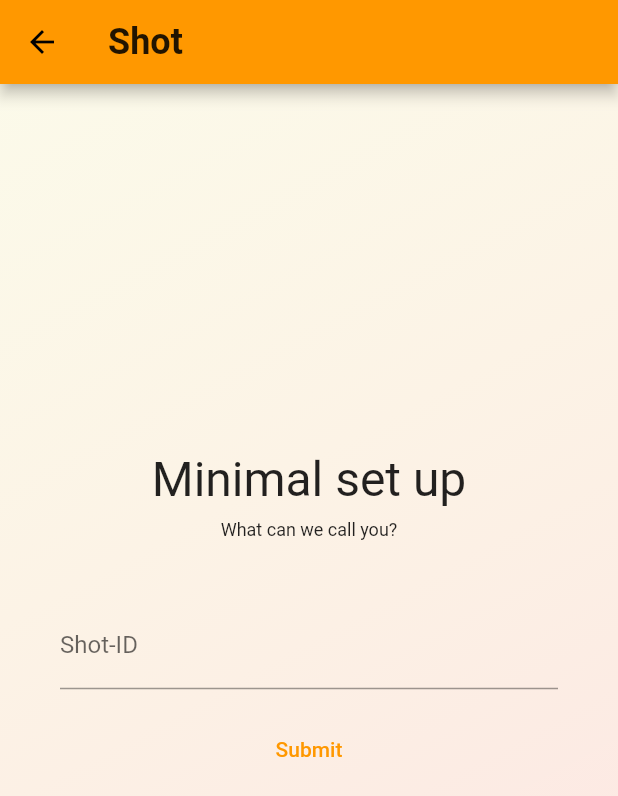
After one commit to satius/shot-client, a Flutter app: the SetUpPage screen opened by its route, on a phone screen of 412 x 824 dp. The commit adds this screen. Shown: the top 796 px of the screen. Run offline on Flutter 3.47's test engine with Material 2 defaults, Android fonts, the light colour scheme and no system bars; our stand-ins replace cloud_firestore, firebase_auth, flutter_hooks, freezed_annotation, hooks_riverpod, url_strategy; missing offline and left inert: kotlin_flavor; accounts and stored records are empty.

Commit message:
Implement Set-up page

```diff
--- a/lib/models/repositories/auth_repository.dart
+++ b/lib/models/repositories/auth_repository.dart
@@ -12,4 +12,6 @@ abstract class AuthRepository {
   });
 
   Future<Result<void>> signOut();
+
+  String? getCurrentUserAuthUid();
 }
--- a/lib/models/repositories/auth_repository_impl.dart
+++ b/lib/models/repositories/auth_repository_impl.dart
@@ -72,4 +72,9 @@ class AuthRepositoryImpl implements AuthRepository {
       return Result.failure(error: AppError(type: AppErrorType.unknown, message: "$e"));
     }
   }
+
+  @override
+  String? getCurrentUserAuthUid() {
+    return _auth.currentUser?.uid;
+  }
 }
--- /dev/null
+++ b/lib/pages/setup/set_up_page.dart
@@ -0,0 +1,115 @@
+import 'package:flutter/material.dart';
+import 'package:flutter_hooks/flutter_hooks.dart';
+import 'package:hooks_riverpod/hooks_riverpod.dart';
+import 'package:shot_client/providers/pages/set_up_page_provider.dart';
+import 'package:shot_client/route.dart';
+import 'package:shot_client/widgets/shot_page_container_decoration.dart';
+import 'package:shot_client/widgets/space_box.dart';
+
+class SetUpPage extends HookWidget {
+  @override
+  Widget build(BuildContext context) {
+    final isLoading = useProvider(setUpPageProvider).isLoading;
+    final form = useProvider(setUpPageProvider).formState;
+    final shotIdFocusNode = useProvider(setUpPageProvider).shotIdFocusNode;
+
+    final startSendShotId = () async {
+      form.currentState!.save();
+      context.read(setUpPageProvider.notifier).loadingStart();
+
+      final currentUserAuthUid = context.read(setUpPageProvider.notifier).getCurrentUserAuthId();
+      if (currentUserAuthUid == null) {
+        Navigator.restorablePopAndPushNamed(context, RouteGenerator.signInPage);
+        ScaffoldMessenger.of(context)
+            .showSnackBar(SnackBar(content: Text("Sorry, the session is expired. Sign in and try again.")));
+      } else {
+        final createShotUserResult =
+            await context.read(setUpPageProvider.notifier).createShotUser(authUid: currentUserAuthUid);
+        createShotUserResult.when(
+          success: (createdShotUser) {
+            // TODO: Navigate to user(one-person) page
+            // Navigator.popAndPushNamed(context, RouteGenerator.setUpPage);
+            ScaffoldMessenger.of(context).showSnackBar(SnackBar(content: Text("${createdShotUser.shotId}")));
+          },
+          failure: (e) {
+            ScaffoldMessenger.of(context).showSnackBar(SnackBar(content: Text("${e.message}")));
+          },
+        );
+      }
+      context.read(setUpPageProvider.notifier).loadingEnd();
+    };
+
+    return Scaffold(
+      appBar: AppBar(
+        centerTitle: false,
+        title: Text(
+          "Shot",
+          style: TextStyle(fontWeight: FontWeight.bold, fontSize: 24),
+        ),
+      ),
+      body: Container(
+        height: double.infinity,
+        width: double.infinity,
+        decoration: shotPageContainerDecoration,
+        child: Center(
+          child: Column(
+            mainAxisAlignment: MainAxisAlignment.center,
+            children: <Widget>[
+              Text(
+                "Minimal set up",
+                style: TextStyle(fontSize: 32),
+              ),
+              const SpaceBox.height(8),
+              Text(
+                "What can we call you?",
+                style: TextStyle(fontSize: 12),
+              ),
+              Container(
+                padding: EdgeInsets.all(40),
+                child: ConstrainedBox(
+                  constraints: BoxConstraints(
+                    maxWidth: 400.0,
+                  ),
+                  child: Form(
+                    key: form,
+                    child: Column(
+                      children: [
+                        TextFormField(
+                          enabled: !isLoading,
+                          focusNode: shotIdFocusNode,
+                          textInputAction: TextInputAction.done,
+                          decoration: InputDecoration(labelText: 'Shot-ID'),
+                          onSaved: (shotIdValue) {
+                            context.read(setUpPageProvider.notifier).saveShotId(shotIdValue);
+                          },
+                          onFieldSubmitted: (_) async => await startSendShotId(),
+                        ),
+                        const SpaceBox.height(16),
+                        TextButton(
+                          onPressed: isLoading ? null : startSendShotId,
+                          child: Text("Submit"),
+                        ),
+                        SizedBox(
+                          width: 16,
+                          height: 16,
+                          child: Column(
+                            children: [
+                              if (isLoading)
+                                Expanded(
+                                  child: CircularProgressIndicator(strokeWidth: 2),
+                                )
+                            ],
+                          ),
+                        ),
+                      ],
+                    ),
+                  ),
+                ),
+              )
+            ],
+          ),
+        ),
+      ),
+    );
+  }
+}
--- a/lib/pages/signIn/sign_in_page.dart
+++ b/lib/pages/signIn/sign_in_page.dart
@@ -23,11 +23,10 @@ class SignInPage extends HookWidget {
           final userIdResult = await context.read(signInPageProvider.notifier).fetchOnpPersonUserId(authUid: authUid);
           userIdResult.when(success: (String? shotId) {
             if (shotId != null) {
-              // TODO
+              // TODO: navigate to user(one-person) page
               ScaffoldMessenger.of(context).showSnackBar(SnackBar(content: Text(shotId)));
             } else {
-              // TODO
-              ScaffoldMessenger.of(context).showSnackBar(SnackBar(content: Text("not found")));
+              Navigator.restorablePopAndPushNamed(context, RouteGenerator.setUpPage);
             }
           }, failure: (e2) {
             ScaffoldMessenger.of(context).showSnackBar(SnackBar(content: Text("${e2.message}")));
--- a/lib/pages/signUp/sign_up_page.dart
+++ b/lib/pages/signUp/sign_up_page.dart
@@ -21,8 +21,7 @@ class SignUpPage extends HookWidget {
       final signUpResult = await context.read(signUpPageProvider.notifier).signUp();
       await signUpResult.when(
         success: (authUid) async {
-          // TODO: Navigate to setup page
-          ScaffoldMessenger.of(context).showSnackBar(SnackBar(content: Text("$authUid TODO: Navigate to setup page")));
+          Navigator.restorablePopAndPushNamed(context, RouteGenerator.setUpPage);
         },
         failure: (e) {
           ScaffoldMessenger.of(context).showSnackBar(SnackBar(content: Text("${e.message}")));
--- /dev/null
+++ b/lib/providers/pages/set_up_page_provider.dart
@@ -0,0 +1,10 @@
+import 'package:hooks_riverpod/hooks_riverpod.dart';
+import 'package:shot_client/models/controllers/setUp/set_up_page_controller.dart';
+import 'package:shot_client/models/controllers/setUp/set_up_page_state.dart';
+import 'package:shot_client/providers/ripositories/auth_ripository_provider.dart';
+import 'package:shot_client/providers/ripositories/user_ripository_provider.dart';
+
+final setUpPageProvider = StateNotifierProvider<SetUpPageController, SetUpPageState>((ref) => SetUpPageController(
+      ref.read(userRepositoryProvider),
+      ref.read(authRepositoryProvider),
+    ));
--- a/lib/route.dart
+++ b/lib/route.dart
@@ -1,5 +1,6 @@
 import 'package:flutter/cupertino.dart';
 import 'package:flutter/material.dart';
+import 'package:shot_client/pages/setup/set_up_page.dart';
 import 'package:shot_client/pages/signIn/sign_in_page.dart';
 import 'package:shot_client/pages/signUp/sign_up_page.dart';
 
@@ -7,26 +8,78 @@ class RouteGenerator {
   static const String homePage = '/';
   static const String signInPage = '/signin';
   static const String signUpPage = '/signup';
+  static const String setUpPage = '/setup';
 
   RouteGenerator._();
 
   static Route<dynamic> generateRoute(RouteSettings settings) {
     switch (settings.name) {
       case homePage:
-        return createPageRoute(settingsName: settings.name, page: classifyHomePage());
       case signInPage:
-        return createPageRoute(settingsName: settings.name, page: SignInPage());
+        final onePersonUserPageRoute = createOnePersonUserPageRoute();
+        if (onePersonUserPageRoute != null) {
+          return onePersonUserPageRoute;
+        } else {
+          return createPageRoute(settingsName: settings.name, page: SignInPage());
+        }
+
       case signUpPage:
-        return createPageRoute(settingsName: settings.name, page: SignUpPage());
+        final onePersonUserPageRoute = createOnePersonUserPageRoute();
+        if (onePersonUserPageRoute != null) {
+          return onePersonUserPageRoute;
+        } else {
+          return createPageRoute(settingsName: settings.name, page: SignUpPage());
+        }
+
+      case setUpPage:
+        if (isSetUpPageAvailable()) {
+          return createPageRoute(settingsName: settings.name, page: SetUpPage());
+        } else {
+          final onePersonUserPageRoute = createOnePersonUserPageRoute();
+          if (onePersonUserPageRoute != null) {
+            return onePersonUserPageRoute;
+          } else {
+            return createPageRoute(settingsName: homePage, page: SignInPage());
+          }
+        }
 
       default:
-        return createPageRoute(settingsName: homePage, page: classifyHomePage());
+        final defaultPageRoute = createDefaultPageRoute();
+        if (defaultPageRoute != null) {
+          return defaultPageRoute;
+        } else {
+          final onePersonUserPageRoute = createOnePersonUserPageRoute();
+          if (onePersonUserPageRoute != null) {
+            return onePersonUserPageRoute;
+          } else {
+            return createPageRoute(settingsName: settings.name, page: SignInPage());
+          }
+        }
     }
   }
 
-  static Widget classifyHomePage() {
-    // TODO: FIrebase認証状態を参照してuser(onePerson)/signinページを出し分ける
-    return SignInPage();
+  static bool isSetUpPageAvailable() {
+    // TODO: FIrebase認証状態(currentUserがいる)、かつShotIdが未登録ならtrue
+    return true;
+  }
+
+  static bool isAuthorized() {
+    // TODO: FIrebase認証状態(currentUserがいる)ならtrue
+    return false;
+  }
+
+  static Route<dynamic>? createOnePersonUserPageRoute() {
+    // TODO: CurrentUserのauthUidでuserRepositoryからshotIdを取得
+    final shotId = "";
+    // return createUserPageRoute(settingsName: "/$shotId");
+    return null;
+  }
+
+  static Route<dynamic>? createDefaultPageRoute() {
+    // TODO: CurrentUserのauthUidでuserRepositoryからshotIdを取得
+    final shotId = "";
+    // return createUserPageRoute(settingsName: "/$shotId");
+    return null;
   }
 
   static Route<dynamic> createPageRoute({String? settingsName, required Widget page}) {
```
Also changed, not shown: lib/models/controllers/setUp/set_up_page_controller.dart (added, +73 -0 lines), lib/models/controllers/setUp/set_up_page_state.dart (added, +22 -0 lines), lib/models/controllers/setUp/set_up_page_state.freezed.dart (added).
